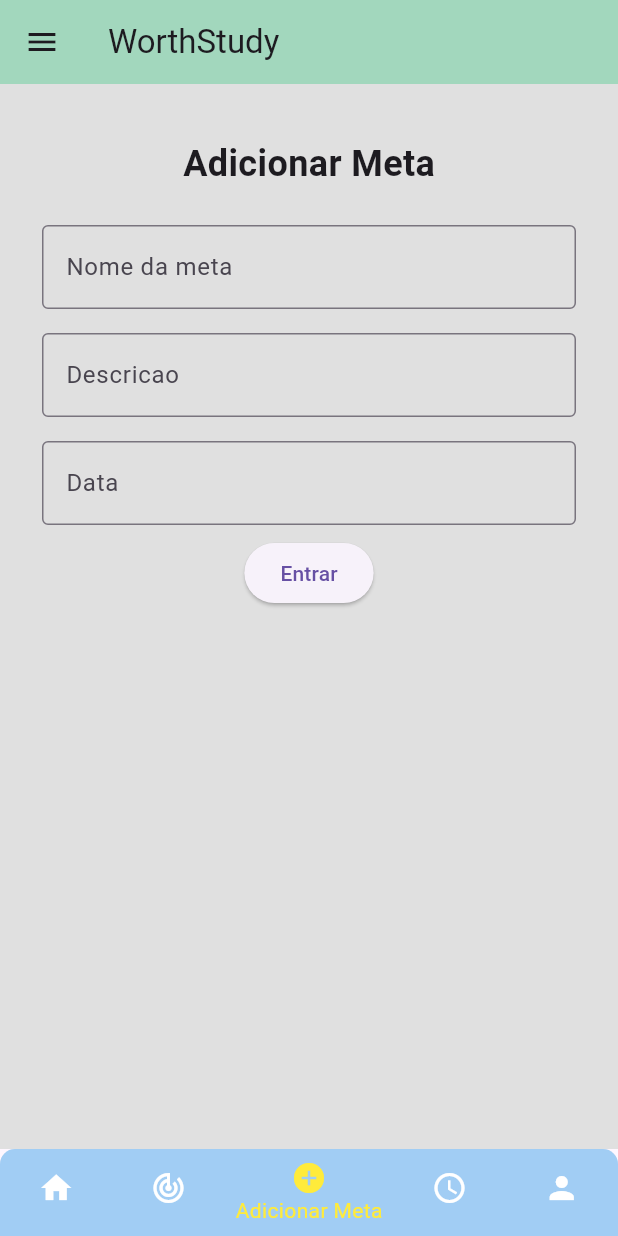
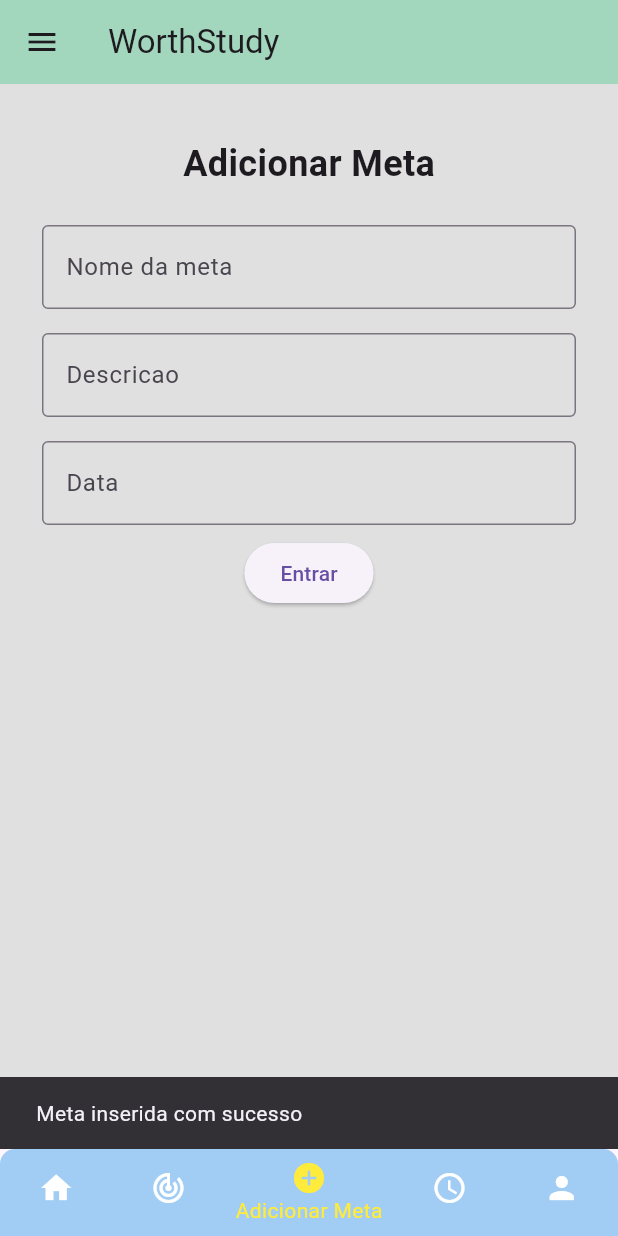
Before and after one commit to Henrique-Temponi/LDDM, a Flutter app: the screen it shows after launch, item 3 of the bottom bar chosen, after a tap on "Entrar", on a phone screen of 412 x 824 dp. Run offline on Flutter 3.47's test engine with Material 3 defaults, Android fonts, the light colour scheme and no system bars; our stand-ins replace sqflite, sqflite_common_ffi; accounts and stored records are empty.

Commit message:
feature/implemnta melhorias de visualizao com o banco pagina inicial

```diff
--- a/lib/adicionar_meta.dart
+++ b/lib/adicionar_meta.dart
@@ -51,8 +51,18 @@ class _AdicionarMetaState extends State<AdicionarMeta> {
               )),
           ElevatedButton(
               onPressed: () async {
-                await SQLHelper.adicionarMeta(_nomeController.text,
+                int id = await SQLHelper.adicionarMeta(_nomeController.text,
                     _descriController.text, _dataController.text, 0xe51c);
+                String resultado = "";
+                if (id != 0) {
+                  resultado = "Meta inserida com sucesso";
+                } else {
+                  resultado = "Erro ao inseri Meta";
+                }
+                if (context.mounted) {
+                  ScaffoldMessenger.of(context)
+                      .showSnackBar(SnackBar(content: Text(resultado)));
+                }
               },
               child: const Text("Entrar"))
         ],
--- a/lib/home.dart
+++ b/lib/home.dart
@@ -32,18 +32,19 @@ class _HomeState extends State<Home> {
       padding: const EdgeInsets.all(20),
       child: Column(
         children: [
-          const Padding(
-              padding: EdgeInsets.all(16.0),
+          Padding(
+              padding: const EdgeInsets.all(16.0),
               child: Column(
                 mainAxisAlignment: MainAxisAlignment.center,
                 children: <Widget>[
-                  Text(
+                  const Text(
                     'Bem-vindo de volta!',
                     style: TextStyle(fontSize: 24, fontWeight: FontWeight.bold),
                   ),
                   Text(
-                    'Voce tem x tarfas para esta semana',
-                    style: TextStyle(fontSize: 12, fontWeight: FontWeight.bold),
+                    'Voce tem ${_list.length} tarfas para esta semana',
+                    style: const TextStyle(
+                        fontSize: 12, fontWeight: FontWeight.bold),
                   ),
                 ],
               )),
```
